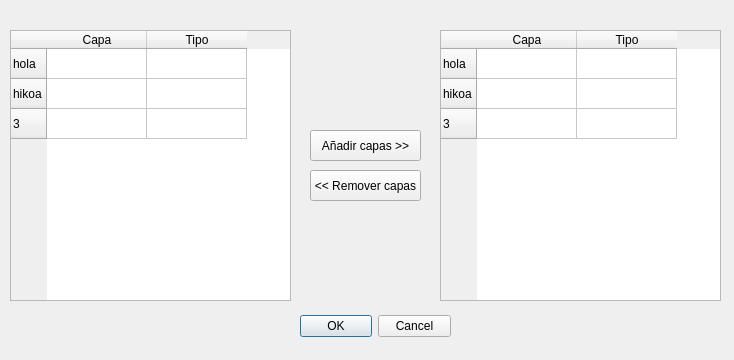
Above: wqi_plugin_dialog_base.ui from marcelomolas/wqi_calculator before the change. Below: the same form after it.
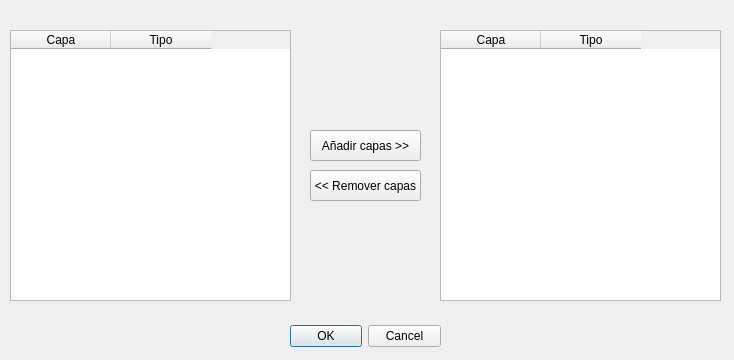
That is the form after the change.

Commit message: Cambios en el ui

Patch:
```diff
--- a/wqi_plugin_dialog_base.ui
+++ b/wqi_plugin_dialog_base.ui
@@ -16,8 +16,8 @@
   <widget class="QDialogButtonBox" name="button_box">
    <property name="geometry">
     <rect>
-     <x>300</x>
-     <y>310</y>
+     <x>290</x>
+     <y>320</y>
      <width>151</width>
      <height>32</height>
     </rect>
@@ -38,21 +38,6 @@
      <height>271</height>
     </rect>
    </property>
-   <row>
-    <property name="text">
-     <string>hola</string>
-    </property>
-   </row>
-   <row>
-    <property name="text">
-     <string>hikoa</string>
-    </property>
-   </row>
-   <row>
-    <property name="text">
-     <string>3</string>
-    </property>
-   </row>
    <column>
     <property name="text">
      <string>Capa</string>
@@ -73,21 +58,27 @@
      <height>271</height>
     </rect>
    </property>
-   <row>
-    <property name="text">
-     <string>hola</string>
-    </property>
-   </row>
-   <row>
-    <property name="text">
-     <string>hikoa</string>
-    </property>
-   </row>
-   <row>
-    <property name="text">
-     <string>3</string>
-    </property>
-   </row>
+   <property name="showGrid">
+    <bool>true</bool>
+   </property>
+   <property name="sortingEnabled">
+    <bool>true</bool>
+   </property>
+   <attribute name="horizontalHeaderVisible">
+    <bool>true</bool>
+   </attribute>
+   <attribute name="horizontalHeaderMinimumSectionSize">
+    <number>43</number>
+   </attribute>
+   <attribute name="verticalHeaderVisible">
+    <bool>true</bool>
+   </attribute>
+   <attribute name="verticalHeaderMinimumSectionSize">
+    <number>19</number>
+   </attribute>
+   <attribute name="verticalHeaderHighlightSections">
+    <bool>true</bool>
+   </attribute>
    <column>
     <property name="text">
      <string>Capa</string>
```
Left out of the diff: 8 changed lines with no effect on the pictures. The commit also changes 1 other file.
